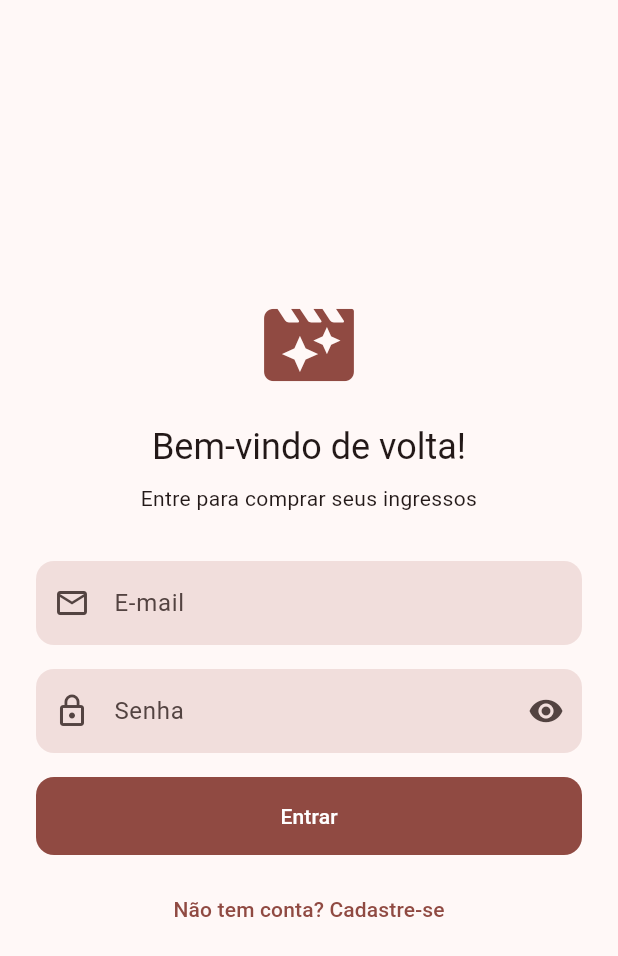
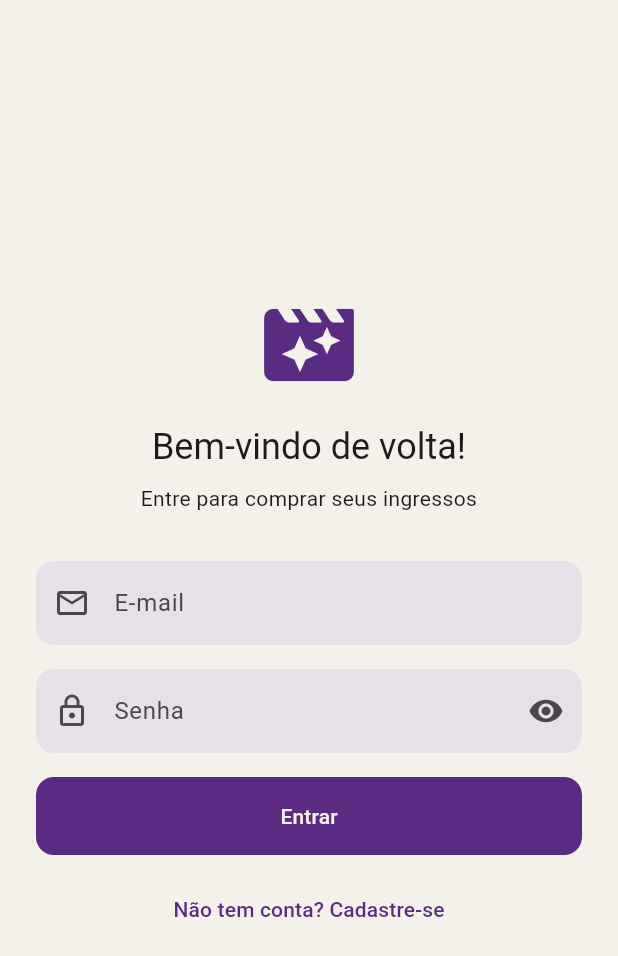
Before and after one commit to VitorLucas007/mobx_cine, a Flutter app: the screen it shows after launch, on a phone screen of 412 x 824 dp. Shown: the top 956 px of the screen. Run offline on Flutter 3.47's test engine with Material 3 defaults, Android fonts, the light colour scheme and no system bars; our stand-ins replace cached_network_image, flutter_mobx, get_it, mobx, shared_preferences; generated files the repository leaves out were written again.

Commit message:
alteração na paleta de cores

```diff
--- a/lib/core/theme/app_theme.dart
+++ b/lib/core/theme/app_theme.dart
@@ -1,18 +1,32 @@
 import 'package:flutter/material.dart';
 
 class AppTheme {
-  static const _seed = Color(0xFFE50914); // vermelho cinema
+  // Cores tiradas do ícone do app
+  static const _purple = Color(0xFF592B82); // roxo do fundo
+  static const _coral = Color(0xFFFF6B6B); // coral do assento
+  static const _cream = Color(0xFFF4F1EA); // creme da poltrona
 
   static ThemeData get light => _build(Brightness.light);
   static ThemeData get dark => _build(Brightness.dark);
 
   static ThemeData _build(Brightness brightness) {
-    // Gera uma paleta completa a partir de UMA cor
-    final scheme = ColorScheme.fromSeed(seedColor: _seed, brightness: brightness);
+    final isLight = brightness == Brightness.light;
+
+    // Gera uma paleta completa a partir do roxo e depois fixa as cores principais do ícone
+    final scheme = ColorScheme.fromSeed(seedColor: _purple, brightness: brightness).copyWith(
+      // No claro usa o roxo puro; no escuro o roxo gerado (mais claro) já tem bom contraste
+      primary: isLight ? _purple : null,
+      onPrimary: isLight ? _cream : null,
+      secondary: _coral,
+      onSecondary: const Color(0xFF3A0A0A),
+      // Fundo creme no tema claro, como a poltrona do ícone
+      surface: isLight ? _cream : null,
+    );
 
     return ThemeData(
       useMaterial3: true,
       colorScheme: scheme,
+      scaffoldBackgroundColor: scheme.surface,
       inputDecorationTheme: InputDecorationTheme(
         filled: true,
         border: OutlineInputBorder(
```
